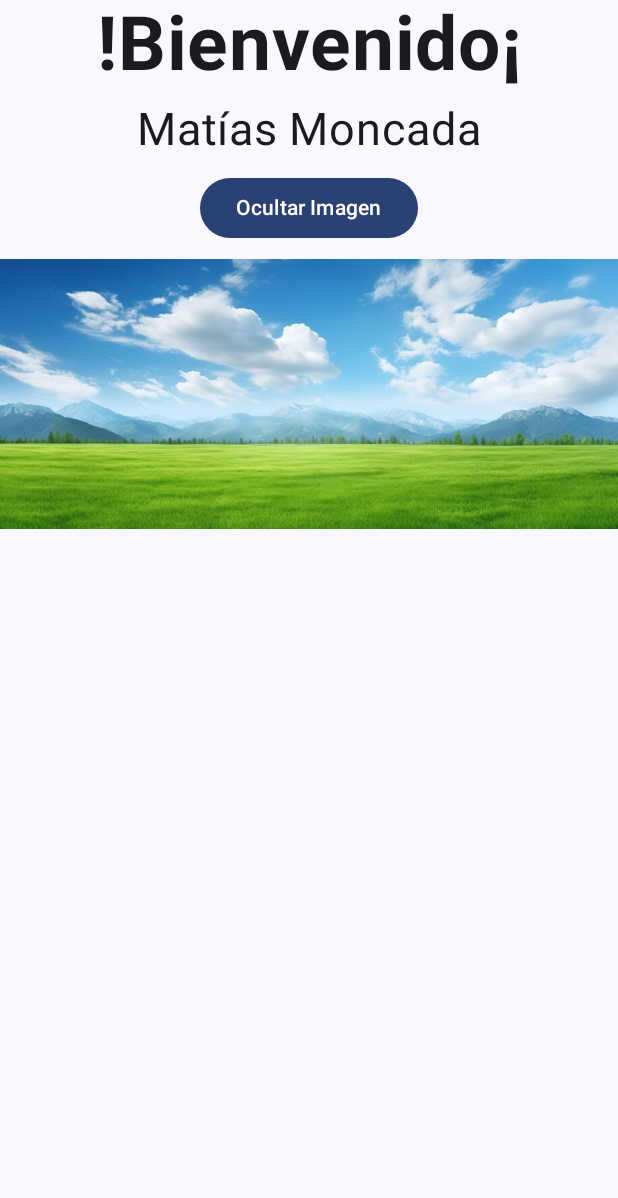
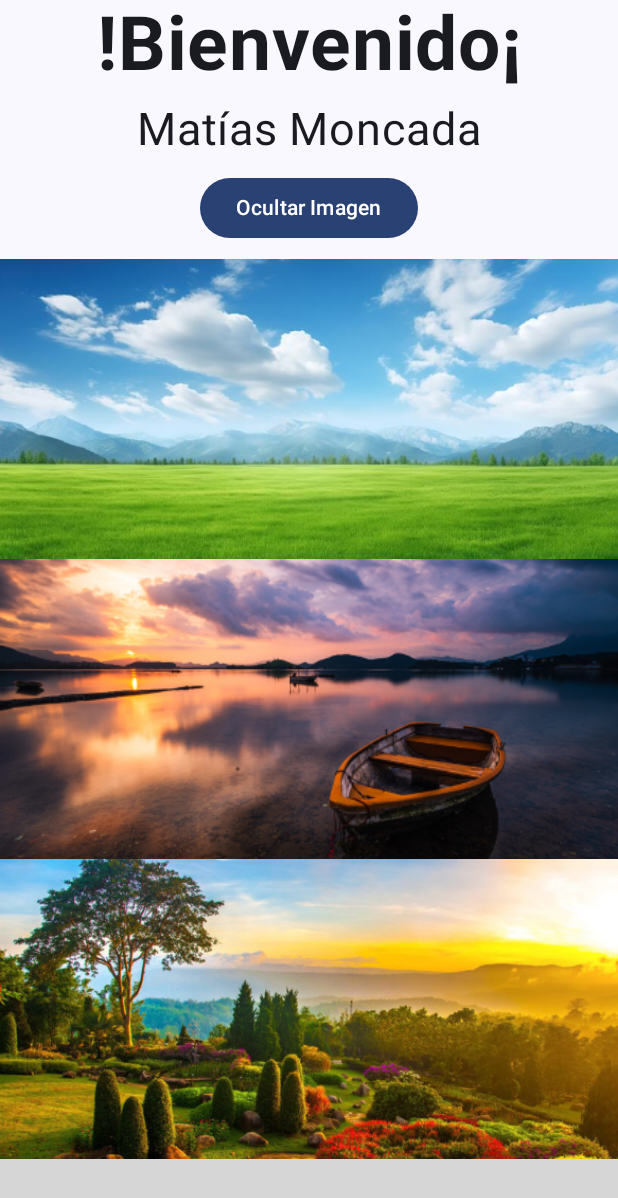
Before and after one commit to matiasmonc/toggleImage, an Android app built with Jetpack Compose: the screen it shows after launch (MainActivity), after a tap on "Mostrar Imagen", on a phone screen of 412 x 824 dp. Shown: the top 1198 px of the screen. Run offline under Robolectric (Android 15) with nearby library versions, the phone set to English and light mode, and no system bars; grey boxes are pictures that could not be loaded.

Commit message:
Se ajusta app para mostrar una lista de imagenes, utilizando la libreria Coil

```diff
--- a/app/build.gradle.kts
+++ b/app/build.gradle.kts
@@ -59,6 +59,7 @@ dependencies {
     implementation(libs.androidx.ui.graphics)
     implementation(libs.androidx.ui.tooling.preview)
     implementation(libs.androidx.material3)
+    implementation("io.coil-kt:coil-compose:2.1.0")
     testImplementation(libs.junit)
     androidTestImplementation(libs.androidx.junit)
     androidTestImplementation(libs.androidx.espresso.core)
--- a/app/src/main/java/com/module05/toggleimg/MainActivity.kt
+++ b/app/src/main/java/com/module05/toggleimg/MainActivity.kt
@@ -14,6 +14,8 @@ import androidx.compose.foundation.layout.fillMaxSize
 import androidx.compose.foundation.layout.fillMaxWidth
 import androidx.compose.foundation.layout.height
 import androidx.compose.foundation.layout.padding
+import androidx.compose.foundation.lazy.LazyColumn
+import androidx.compose.foundation.lazy.items
 import androidx.compose.material3.Button
 import androidx.compose.material3.Scaffold
 import androidx.compose.material3.Text
@@ -24,13 +26,16 @@ import androidx.compose.runtime.remember
 import androidx.compose.runtime.setValue
 import androidx.compose.ui.Alignment
 import androidx.compose.ui.Modifier
+import androidx.compose.ui.layout.ContentScale
 import androidx.compose.ui.res.painterResource
 import androidx.compose.ui.text.font.FontWeight
 import androidx.compose.ui.text.style.TextAlign
 import androidx.compose.ui.tooling.preview.Preview
 import androidx.compose.ui.unit.dp
 import androidx.compose.ui.unit.sp
+import coil.compose.rememberAsyncImagePainter
 import com.module05.toggleimg.ui.theme.ToggleImgTheme
+import coil.compose.rememberImagePainter
 
 class MainActivity : ComponentActivity() {
     override fun onCreate(savedInstanceState: Bundle?) {
@@ -50,6 +55,14 @@ class MainActivity : ComponentActivity() {
 fun Content(paddingValues: PaddingValues) {
 
     var toggleImage by remember { mutableStateOf(false) }
+
+    val images = listOf(
+        R.drawable.example,
+        R.drawable.example2,
+        R.drawable.example3,
+        R.drawable.example4,
+        R.drawable.example5
+    )
 
     Column(
         modifier = Modifier
@@ -77,7 +90,7 @@ fun Content(paddingValues: PaddingValues) {
         Gap()
 
         if(toggleImage){
-            ShowImage()
+            ShowImage(images)
         }
 
     }
@@ -107,13 +120,25 @@ fun Gap(){
 }
 
 @Composable
-fun ShowImage(){
-    Row(
+fun ShowImage(images: List<Int>){
+
+    LazyColumn(
         modifier = Modifier.fillMaxWidth()
-    ){
-        Image(
-            painter = painterResource(id = R.drawable.example),
-            contentDescription = "Imagen de ejemplo"
-        )
+    ) {
+        items(images) { item ->
+            ImageItem(image = item)
+        }
     }
 }
+
+@Composable
+fun ImageItem(image: Int){
+    Image(
+        painter = rememberAsyncImagePainter(model = image),
+        contentDescription = "Imagen de ejemplo",
+        modifier = Modifier
+            .fillMaxWidth()
+            .height(200.dp),
+        contentScale = ContentScale.Crop
+    )
+}
```
Also changed, not shown: app/src/main/res/drawable/example2.jpg (added), app/src/main/res/drawable/example3.jpg (added), app/src/main/res/drawable/example5.jpg (added), 1 other file.
